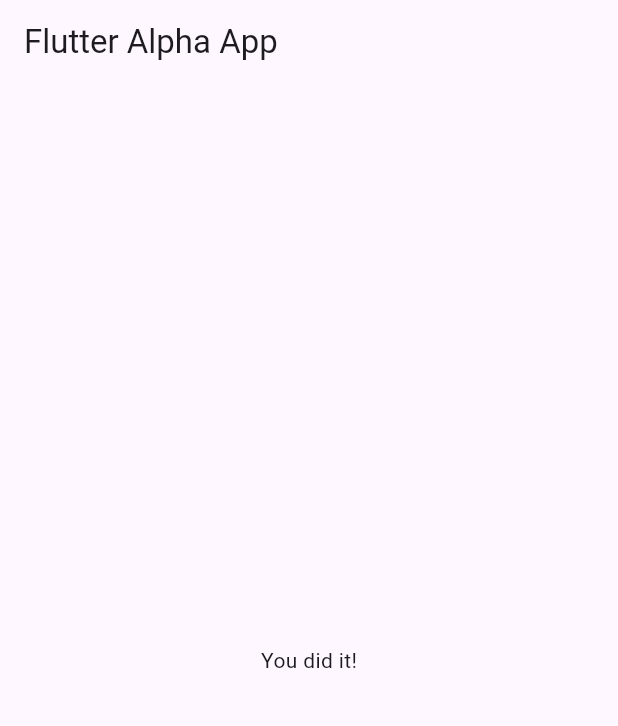
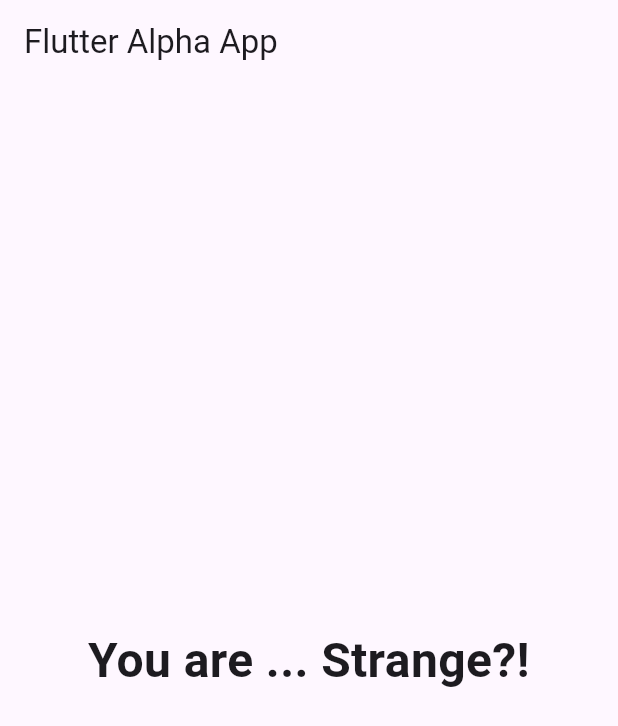
Before and after one commit to NovaLogics/skills-training-flutter-dart, a Flutter app: the screen it shows after launch, after a tap on "Black", after a tap on "Cat", after a tap on "Nova", on a phone screen of 412 x 824 dp. Shown: the top 726 px of the screen. Run offline on Flutter 3.47's test engine with Material 3 defaults, Android fonts, the phone set to English and light mode, and no system bars.

Commit message:
feat [ui]: Add Score result showing functions

```diff
--- a/lib/result.dart
+++ b/lib/result.dart
@@ -5,10 +5,34 @@ class Result extends StatelessWidget {
 
   const Result(this.resultScore);
 
+  String get resultPhrase {
+    String resultText;
+    if(resultScore <= 8){
+      resultText = "You are awesome and innocent!";
+    }
+    else if(resultScore <= 12){
+      resultText = "Pretty Likable!";
+    }
+     else if(resultScore <= 16){
+      resultText = "You are ... Strange?!";
+    }
+    else{
+      resultText = "You are a ... very Strange person?!";
+    }
+    return resultText;
+  }
+
   @override
   Widget build(BuildContext context) {
-    return const Center(
-      child: Text("You did it!"),
+    return Center(
+      child: Text(
+        resultPhrase,
+        style: const TextStyle(
+          fontSize: 32,
+          fontWeight: FontWeight.bold,
+        ),
+        textAlign: TextAlign.center,
+      ),
     );
   }
 }
```
